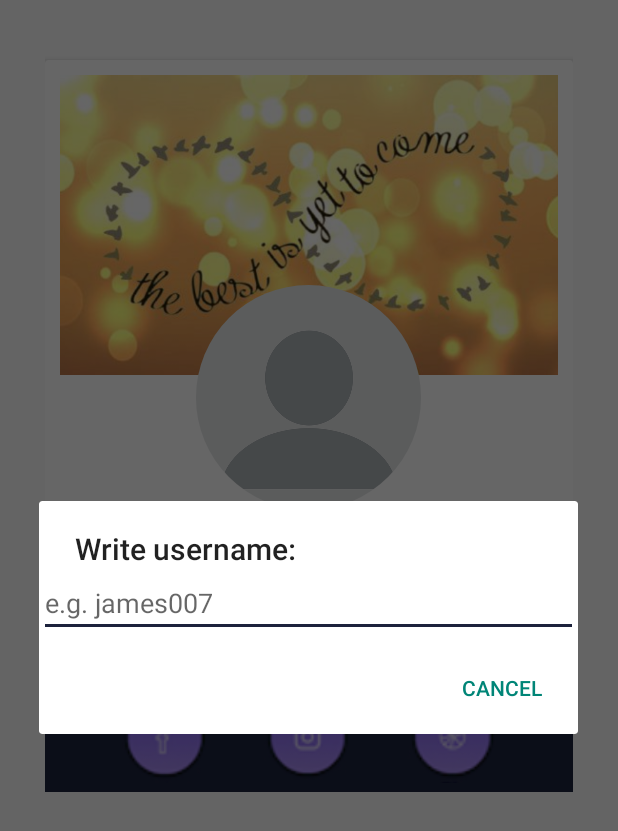
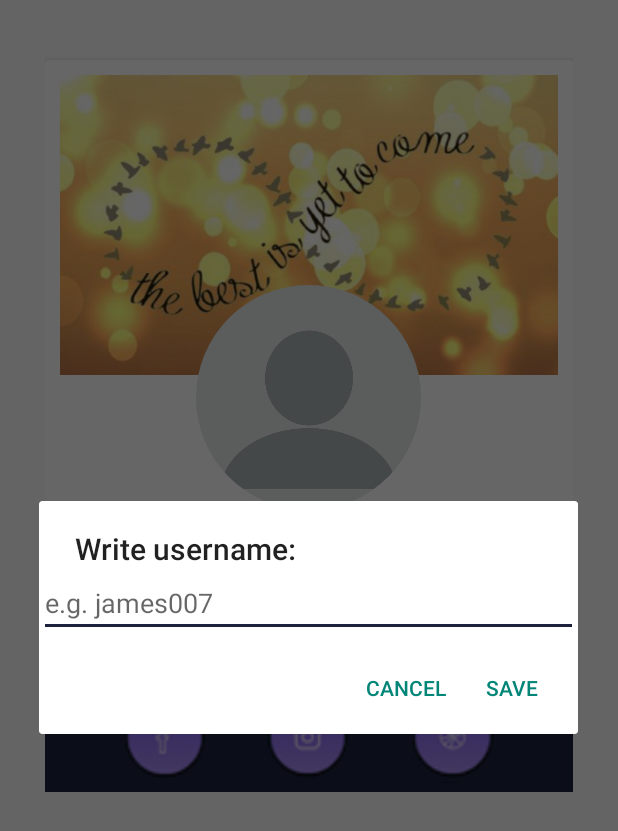
Before and after one commit to Jamestrada/ChatWithJames, an Android app: the fragment SettingsFragment shown on its own in the app's theme, after a tap on an icon or button, on a phone screen of 412 x 824 dp. Shown: the top 831 px of the screen. Run offline under Robolectric (Android 15) with nearby library versions, the light colour scheme and no system bars; our stand-ins replace CircleImageView, Firebase (no records; nobody signed in at launch, a user with empty details on screens opened directly), Picasso; pictures from the network do not load.

Commit message:
bug fix social link dialog

```diff
--- a/app/src/main/java/com/jamestrada/chatwithjames/Fragments/SettingsFragment.kt
+++ b/app/src/main/java/com/jamestrada/chatwithjames/Fragments/SettingsFragment.kt
@@ -115,7 +115,7 @@ class SettingsFragment : Fragment() {
         }
 
         builder.setView(editText)
-        builder.setPositiveButton("Create", DialogInterface.OnClickListener{
+        builder.setPositiveButton("Save", DialogInterface.OnClickListener{
             dialog, which ->
             val str = editText.text.toString()
 
@@ -126,7 +126,7 @@ class SettingsFragment : Fragment() {
             }
         })
 
-        builder.setPositiveButton("Cancel", DialogInterface.OnClickListener{
+        builder.setNegativeButton("Cancel", DialogInterface.OnClickListener{
             dialog, which ->
             dialog.cancel()
         })
```
Also changed, not shown: 1 other file.
